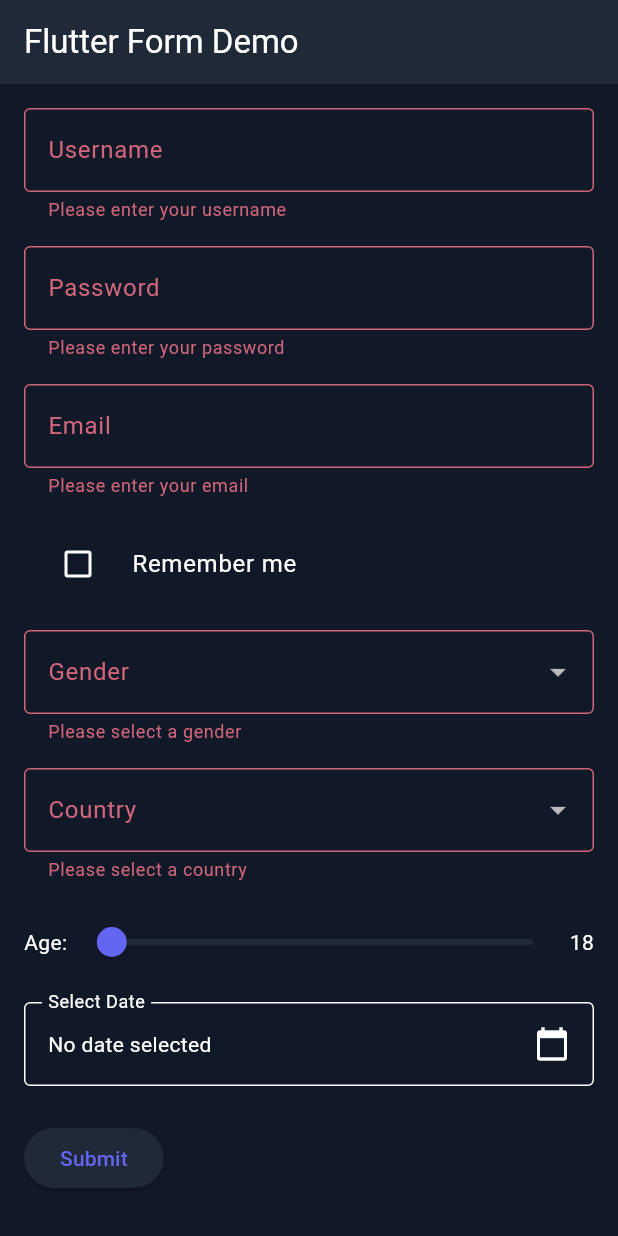
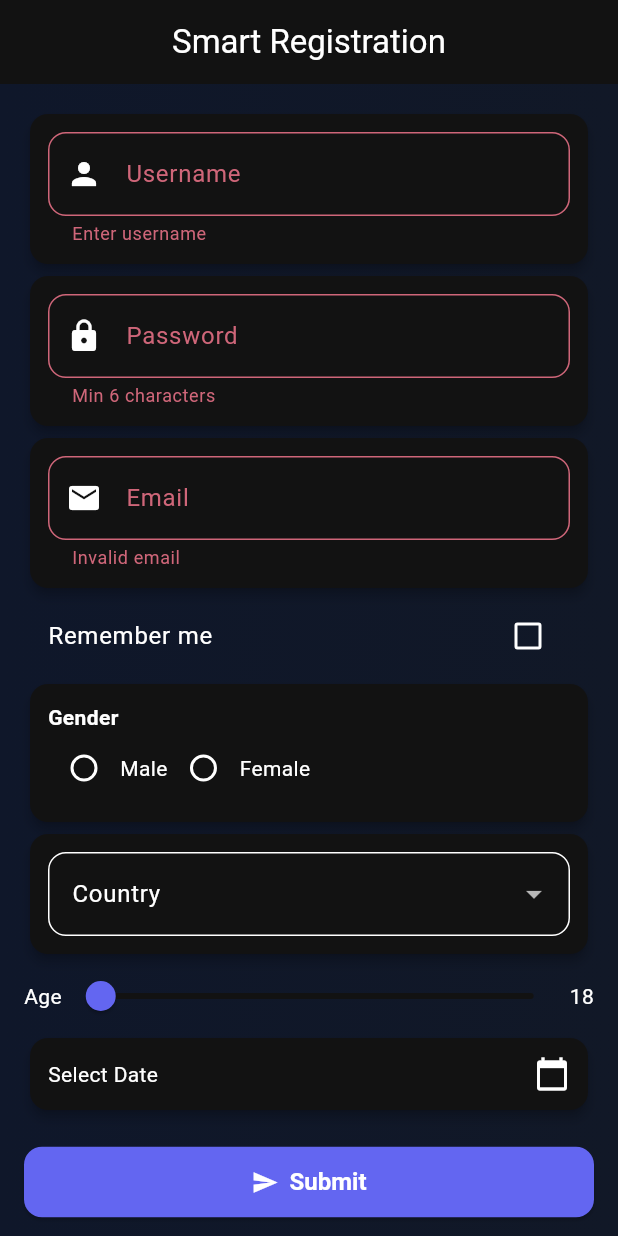
Before and after one commit to tonyq11/registration-form, a Flutter app: the screen it shows after launch, after a tap on "Submit", on a phone screen of 412 x 824 dp. Run offline on Flutter 3.47's test engine with Material 3 defaults, Android fonts, the phone set to English and light mode, and no system bars.

Commit message:
refactor: update index.html base href and enhance main.dart UI components

```diff
--- a/lib/main.dart
+++ b/lib/main.dart
@@ -12,15 +12,19 @@ class MyApp extends StatelessWidget {
   Widget build(BuildContext context) {
     return MaterialApp(
       title: 'Smart Registration',
+      debugShowCheckedModeBanner: false,
       theme: ThemeData(
         useMaterial3: true,
         brightness: Brightness.dark,
-        colorScheme: ColorScheme.dark(
-          primary: const Color(0xFF6366F1),
-          secondary: const Color(0xFF8B5CF6),
-          surface: const Color(0xFF1F2937),
+        colorScheme: const ColorScheme.dark(
+          primary: Color(0xFF6366F1),
+          secondary: Color(0xFF8B5CF6),
         ),
-        scaffoldBackgroundColor: const Color(0xFF111827),
+        inputDecorationTheme: const InputDecorationTheme(
+          border: OutlineInputBorder(
+            borderRadius: BorderRadius.all(Radius.circular(12)),
+          ),
+        ),
       ),
       home: const RegistrationScreen(),
     );
@@ -36,6 +40,7 @@ class RegistrationScreen extends StatefulWidget {
 
 class _RegistrationScreenState extends State<RegistrationScreen> {
   final _formKey = GlobalKey<FormState>();
+
   String? _username;
   String? _password;
   String? _email;
@@ -45,12 +50,18 @@ class _RegistrationScreenState extends State<RegistrationScreen> {
   double _age = 18;
   DateTime? _selectedDate;
 
-  final List<String> _countries = ['Palestine', 'Jordan', 'Eygpt', 'Syrya', 'Iraq'];
-  final List<String> _genders = ['Male', 'Female'];
+  final List<String> _countries = [
+    'Palestine',
+    'Jordan',
+    'Egypt',
+    'Syria',
+    'Iraq'
+  ];
 
   void _submitForm() {
     if (_formKey.currentState!.validate()) {
       _formKey.currentState!.save();
+
       Navigator.push(
         context,
         MaterialPageRoute(
@@ -70,161 +81,153 @@ class _RegistrationScreenState extends State<RegistrationScreen> {
   }
 
   Future<void> _selectDate(BuildContext context) async {
-    final DateTime? picked = await showDatePicker(
+    final picked = await showDatePicker(
       context: context,
       initialDate: DateTime.now(),
       firstDate: DateTime(1900),
       lastDate: DateTime(2050),
     );
-    if (picked != null && picked != _selectedDate) {
+
+    if (picked != null) {
+      setState(() => _selectedDate = picked);
+    }
+  }
+
+  Widget buildField(Widget child) {
+    return Card(
+      elevation: 3,
+      shape: RoundedRectangleBorder(
+        borderRadius: BorderRadius.circular(12),
+      ),
+      child: Padding(
+        padding: const EdgeInsets.all(12),
+        child: child,
+      ),
+    );
+  }
+
+  Widget genderRadio(String value, String label) {
+    return Row(
+      children: [
+        Radio<String>(
+          value: value,
+          groupValue: _gender,
+          onChanged: (val) {
             setState(() {
-        _selectedDate = picked;
+              _gender = val;
             });
-    }
+          },
+        ),
+        Text(label),
+      ],
+    );
   }
 
   @override
   Widget build(BuildContext context) {
     return Scaffold(
       appBar: AppBar(
-        title: const Text('Flutter Form Demo'),
+        title: const Text('Smart Registration'),
+        centerTitle: true,
       ),
-      body: SingleChildScrollView(
-        padding: const EdgeInsets.all(16.0),
+      body: Container(
+        decoration: const BoxDecoration(
+          gradient: LinearGradient(
+            colors: [Color(0xFF0F172A), Color(0xFF111827)],
+          ),
+        ),
+        child: SingleChildScrollView(
+          padding: const EdgeInsets.all(16),
           child: Form(
             key: _formKey,
             child: Column(
-            crossAxisAlignment: CrossAxisAlignment.start,
-            children: <Widget>[
+              children: [
+
+                buildField(
                   TextFormField(
                     decoration: const InputDecoration(
+                      prefixIcon: Icon(Icons.person),
                       labelText: 'Username',
-                  hintText: 'Enter your username',
-                  border: OutlineInputBorder(),
                     ),
-                validator: (value) {
-                  if (value == null || value.isEmpty) {
-                    return 'Please enter your username';
-                  }
-                  return null;
-                },
-                onSaved: (value) {
-                  _username = value;
-                },
+                    validator: (v) =>
+                        v!.isEmpty ? 'Enter username' : null,
+                    onSaved: (v) => _username = v,
                   ),
-              const SizedBox(height: 16.0),
+                ),
+
+                buildField(
                   TextFormField(
                     decoration: const InputDecoration(
+                      prefixIcon: Icon(Icons.lock),
                       labelText: 'Password',
-                  hintText: 'Enter your password',
-                  border: OutlineInputBorder(),
                     ),
                     obscureText: true,
-                validator: (value) {
-                  if (value == null || value.isEmpty) {
-                    return 'Please enter your password';
-                  }
-                  if (value.length < 6) {
-                    return 'Password must be at least 6 characters';
-                  }
-                  return null;
-                },
-                onSaved: (value) {
-                  _password = value;
-                },
+                    validator: (v) =>
+                        v!.length < 6 ? 'Min 6 characters' : null,
+                    onSaved: (v) => _password = v,
                   ),
-              const SizedBox(height: 16.0),
+                ),
+
+                buildField(
                   TextFormField(
                     decoration: const InputDecoration(
+                      prefixIcon: Icon(Icons.email),
                       labelText: 'Email',
-                  hintText: 'Enter your email',
-                  border: OutlineInputBorder(),
                     ),
-                keyboardType: TextInputType.emailAddress,
-                validator: (value) {
-                  if (value == null || value.isEmpty) {
-                    return 'Please enter your email';
-                  }
-                  if (!value.contains('@')) {
-                    return 'Please enter a valid email';
-                  }
-                  return null;
-                },
-                onSaved: (value) {
-                  _email = value;
-                },
+                    validator: (v) =>
+                        v!.contains('@') ? null : 'Invalid email',
+                    onSaved: (v) => _email = v,
                   ),
-              const SizedBox(height: 16.0),
+                ),
+
                 CheckboxListTile(
                   title: const Text('Remember me'),
                   value: _rememberMe,
-                onChanged: (bool? value) {
-                  setState(() {
-                    _rememberMe = value ?? false;
-                  });
-                },
-                controlAffinity: ListTileControlAffinity.leading,
-              ),
-              const SizedBox(height: 16.0),
-              DropdownButtonFormField<String>(
-                decoration: const InputDecoration(
-                  labelText: 'Gender',
-                  border: OutlineInputBorder(),
-                ),
-                initialValue: _gender,
-                items: _genders.map((String value) {
-                  return DropdownMenuItem<String>(
-                    value: value.toLowerCase(),
-                    child: Text(value),
-                  );
-                }).toList(),
-                onChanged: (String? newValue) {
-                  setState(() {
-                    _gender = newValue;
-                  });
-                },
-                validator: (value) {
-                  if (value == null || value.isEmpty) {
-                    return 'Please select a gender';
-                  }
-                  return null;
-                },
-                onSaved: (value) {
-                  _gender = value;
+                  onChanged: (v) {
+                    setState(() => _rememberMe = v ?? false);
                   },
                 ),
-              const SizedBox(height: 16.0),
+
+                // ✅ GENDER RADIO BUTTONS
+                buildField(
+                  Column(
+                    crossAxisAlignment: CrossAxisAlignment.start,
+                    children: [
+                      const Text(
+                        "Gender",
+                        style: TextStyle(fontWeight: FontWeight.bold),
+                      ),
+                      Row(
+                        children: [
+                          genderRadio("male", "Male"),
+                          genderRadio("female", "Female"),
+                        ],
+                      ),
+                    ],
+                  ),
+                ),
+
+                // COUNTRY
+                buildField(
                   DropdownButtonFormField<String>(
                     decoration: const InputDecoration(
                       labelText: 'Country',
-                  border: OutlineInputBorder(),
                     ),
-                initialValue: _country,
-                items: _countries.map((String value) {
-                  return DropdownMenuItem<String>(
-                    value: value,
-                    child: Text(value),
-                  );
-                }).toList(),
-                onChanged: (String? newValue) {
-                  setState(() {
-                    _country = newValue;
-                  });
-                },
-                validator: (value) {
-                  if (value == null || value.isEmpty) {
-                    return 'Please select a country';
-                  }
-                  return null;
-                },
-                onSaved: (value) {
-                  _country = value;
-                },
+                    items: _countries
+                        .map(
+                          (e) => DropdownMenuItem(
+                            value: e,
+                            child: Text(e),
                           ),
-              const SizedBox(height: 16.0),
+                        )
+                        .toList(),
+                    onChanged: (v) => _country = v,
+                  ),
+                ),
+
                 Row(
-                children: <Widget>[
-                  const Text('Age: '),
+                  children: [
+                    const Text("Age"),
                     Expanded(
                       child: Slider(
                         value: _age,
@@ -232,43 +235,55 @@ class _RegistrationScreenState extends State<RegistrationScreen> {
                         max: 99,
                         divisions: 81,
                         label: _age.round().toString(),
-                      onChanged: (double value) {
-                        setState(() {
-                          _age = value;
-                        });
-                      },
+                        onChanged: (v) => setState(() => _age = v),
                       ),
                     ),
                     Text(_age.round().toString()),
                   ],
                 ),
-              const SizedBox(height: 16.0),
+
                 InkWell(
                   onTap: () => _selectDate(context),
-                child: InputDecorator(
-                  decoration: const InputDecoration(
-                    labelText: 'Select Date',
-                    border: OutlineInputBorder(),
-                  ),
-                  child: Row(
+                  child: buildField(
+                    Row(
                       mainAxisAlignment: MainAxisAlignment.spaceBetween,
-                    children: <Widget>[
+                      children: [
                         Text(
                           _selectedDate == null
-                            ? 'No date selected'
-                            : '${_selectedDate!.day}/${_selectedDate!.month}/${_selectedDate!.year}',
+                              ? "Select Date"
+                              : "${_selectedDate!.day}/${_selectedDate!.month}/${_selectedDate!.year}",
                         ),
                         const Icon(Icons.calendar_today),
                       ],
                     ),
                   ),
                 ),
-              const SizedBox(height: 24.0),
-              ElevatedButton(
+
+                const SizedBox(height: 20),
+
+                // ✅ FIXED BUTTON
+                SizedBox(
+                  width: double.infinity,
+                  child: ElevatedButton.icon(
+                    icon: const Icon(Icons.send),
+                    label: const Text("Submit"),
+                    style: ElevatedButton.styleFrom(
+                      padding: const EdgeInsets.symmetric(vertical: 14),
+                      backgroundColor: const Color(0xFF6366F1),
+                       foregroundColor: Colors.white,
+                      textStyle: const TextStyle(
+                        fontSize: 16,
+                        fontWeight: FontWeight.w600,
+                      ),
+                      shape: RoundedRectangleBorder(
+                        borderRadius: BorderRadius.circular(12),
+                      ),
+                    ),
                     onPressed: _submitForm,
-                child: const Text('Submit'),
+                  ),
                 ),
               ],
+            ),
           ),
         ),
       ),
```
Also changed, not shown: lib/output_screen.dart (+41 -21 lines), 1 other file. Lines whose indentation alone changed are shown as unchanged.
